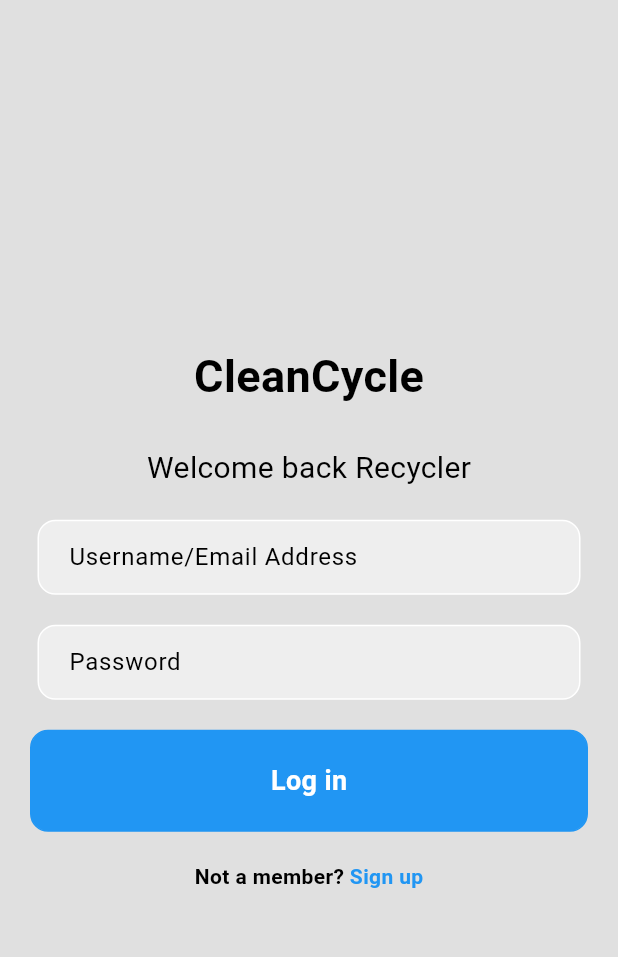
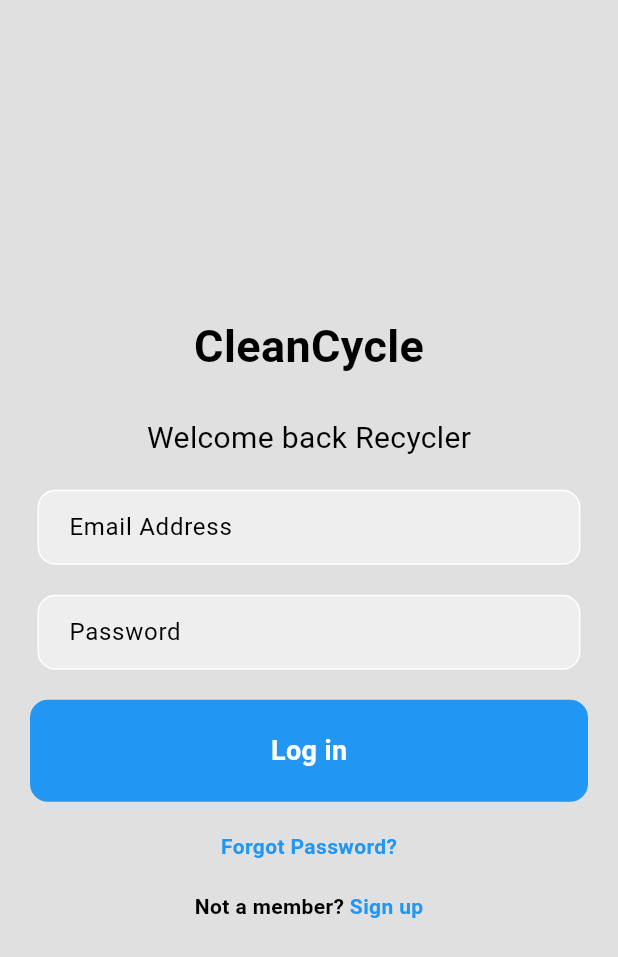
Before and after one commit to rkareem2/Clean-Cycle_flutter-app, a Flutter app: the screen it shows after launch, on a phone screen of 412 x 824 dp. Shown: the top 957 px of the screen. Run offline on Flutter 3.47's test engine with Material 3 defaults, Android fonts, the phone set to English and light mode, and no system bars; our stand-ins replace cloud_firestore, firebase_auth, firebase_core, get; accounts and stored records are empty.

Commit message:
Worked on some pages
Made some changes on the signup page. You can now confirm password
Also obscure password text can be seen
Once user puts their information it is stored in our database
Once user puts email and password in the login page , if they have previously signed up then they are granted access else they have to sign up.
Also added a new page called logout.dart

```diff
--- a/clean_cycle/lib/components/my_drawer.dart
+++ b/clean_cycle/lib/components/my_drawer.dart
@@ -4,11 +4,6 @@ import 'package:flutter/material.dart';
 
 class MyDrawer extends StatelessWidget {
   const MyDrawer({super.key});
-
-  void logout() {
-    final authService = AuthService();
-    authService.signOut();
-  }
 
   @override
   Widget build(BuildContext context) {
--- a/clean_cycle/lib/main.dart
+++ b/clean_cycle/lib/main.dart
@@ -1,5 +1,6 @@
 import 'package:clean_cycle/Themes/theme_provider.dart';
 import 'package:clean_cycle/services/auth/auth_gate.dart';
+import 'package:clean_cycle/services/auth/logout.dart';
 import 'package:flutter/material.dart';
 import 'package:clean_cycle/firebase_options.dart';
 import 'package:clean_cycle/pages/Home_page.dart';
@@ -36,6 +37,7 @@ class MyApp extends StatelessWidget {
         '/login': (context) => const LoginPage(),
         '/signup': (context) => const SignUpPage(),
         '/homepage': (context) => const HomePage(),
+        '/logout': (context) => const LogoutPage(),
       },
     );
   }
--- a/clean_cycle/lib/services/auth/auth_service.dart
+++ b/clean_cycle/lib/services/auth/auth_service.dart
@@ -45,7 +45,7 @@ class AuthService {
     }
   }
 
-  //Sign out
+  //Logout
   Future<void> signOut() async {
     return await _firebaseAuth.signOut();
   }
--- a/clean_cycle/lib/services/auth/login.dart
+++ b/clean_cycle/lib/services/auth/login.dart
@@ -1,5 +1,3 @@
-// ignore_for_file: use_build_context_synchronously
-
 import 'package:clean_cycle/services/auth/auth_service.dart';
 import 'package:flutter/material.dart';
 import 'package:clean_cycle/components/my_button.dart';
@@ -12,25 +10,28 @@ class LoginPage extends StatefulWidget {
 }
 
 class _LoginPageState extends State<LoginPage> {
-  //text editing controllers
+  // Text editing controllers
   final emailController = TextEditingController();
   final passwordController = TextEditingController();
 
-  // login method
+  // Form key
+  final formKey = GlobalKey<FormState>();
+
+  // Login method
   void login() async {
-    //get instance of auth service
+    // Get instance of auth service
     final _authService = AuthService();
 
-    //try sign in
+    // Validate form
+    if (formKey.currentState!.validate()) {
+      // Try sign in
       try {
         await _authService.signInWithEmailPassword(
           emailController.text,
           passwordController.text,
         );
-    }
-
-    //display any errors
-    catch (e) {
+        Navigator.pushNamed(context, '/homepage');
+      } catch (e) {
         showDialog(
           context: context,
           builder: (context) => AlertDialog(
@@ -39,14 +40,17 @@ class _LoginPageState extends State<LoginPage> {
         );
       }
     }
+  }
 
+  // Forget password method
   void forgetPw() {
     showDialog(
       context: context,
       builder: (context) => AlertDialog(
         backgroundColor: Theme.of(context).colorScheme.surface,
         title: const Text("User tapped forgot password."),
-            ));
+      ),
+    );
   }
 
   @override
@@ -56,10 +60,11 @@ class _LoginPageState extends State<LoginPage> {
       body: SafeArea(
         child: Center(
           child: SingleChildScrollView(
+            child: Form(
+              key: formKey,
               child: Column(
                 mainAxisAlignment: MainAxisAlignment.center,
                 children: [
-                // Logo to be inserted
                   // CleanCycle Title
                   const Text(
                     'CleanCycle',
@@ -73,7 +78,7 @@ class _LoginPageState extends State<LoginPage> {
                   ),
                   const SizedBox(height: 20),
 
-                // Username/Email textfield
+                  // Email Address textfield
                   Padding(
                     padding: const EdgeInsets.symmetric(horizontal: 25.0),
                     child: Container(
@@ -82,13 +87,24 @@ class _LoginPageState extends State<LoginPage> {
                         border: Border.all(color: Colors.white),
                         borderRadius: BorderRadius.circular(12),
                       ),
-                    child: const Padding(
-                      padding: EdgeInsets.only(left: 20.0),
-                      child: TextField(
-                        decoration: InputDecoration(
+                      child: Padding(
+                        padding: const EdgeInsets.only(left: 20.0),
+                        child: TextFormField(
+                          controller: emailController,
+                          decoration: const InputDecoration(
                             border: InputBorder.none,
-                          hintText: 'Username/Email Address',
+                            hintText: 'Email Address',
                           ),
+                          validator: (value) {
+                            if (value == null || value.isEmpty) {
+                              return 'Please enter your email';
+                            }
+                            if (!RegExp(r'^[^@]+@[^@]+\.[^@]+')
+                                .hasMatch(value)) {
+                              return 'Please enter a valid email';
+                            }
+                            return null;
+                          },
                         ),
                       ),
                     ),
@@ -104,14 +120,21 @@ class _LoginPageState extends State<LoginPage> {
                         border: Border.all(color: Colors.white),
                         borderRadius: BorderRadius.circular(12),
                       ),
-                    child: const Padding(
-                      padding: EdgeInsets.only(left: 20.0),
-                      child: TextField(
+                      child: Padding(
+                        padding: const EdgeInsets.only(left: 20.0),
+                        child: TextFormField(
+                          controller: passwordController,
                           obscureText: true,
-                        decoration: InputDecoration(
+                          decoration: const InputDecoration(
                             border: InputBorder.none,
                             hintText: 'Password',
                           ),
+                          validator: (value) {
+                            if (value == null || value.isEmpty) {
+                              return 'Please enter your password';
+                            }
+                            return null;
+                          },
                         ),
                       ),
                     ),
@@ -121,9 +144,20 @@ class _LoginPageState extends State<LoginPage> {
                   // Log in button
                   MyButton(
                     text: 'Log in',
-                  onTap: () {
-                    Navigator.pushNamed(context, '/homepage');
-                  },
+                    onTap: login,
+                  ),
+                  const SizedBox(height: 20),
+
+                  // Forgot password
+                  GestureDetector(
+                    onTap: forgetPw,
+                    child: const Text(
+                      'Forgot Password?',
+                      style: TextStyle(
+                        color: Colors.blue,
+                        fontWeight: FontWeight.bold,
+                      ),
+                    ),
                   ),
                   const SizedBox(height: 20),
 
@@ -155,6 +189,13 @@ class _LoginPageState extends State<LoginPage> {
             ),
           ),
         ),
+      ),
     );
   }
 }
+
+void main() {
+  runApp(MaterialApp(
+    home: LoginPage(),
+  ));
+}
--- a/clean_cycle/lib/services/controllers/signup_controller.dart
+++ b/clean_cycle/lib/services/controllers/signup_controller.dart
@@ -15,6 +15,7 @@ class SignUpController extends GetxController {
   final usernameController = TextEditingController();
   final emailController = TextEditingController();
   final passwordController = TextEditingController();
+  final confirmPasswordController = TextEditingController();
 
   Future<bool> createUser(UserModel user, BuildContext context) async {
     await userRepo.createUser(user);
```
Also changed, not shown: clean_cycle/lib/services/auth/logout.dart (added, +49 -0 lines), clean_cycle/lib/services/auth/signup.dart (+109 -35 lines). Lines whose indentation alone changed are shown as unchanged.
